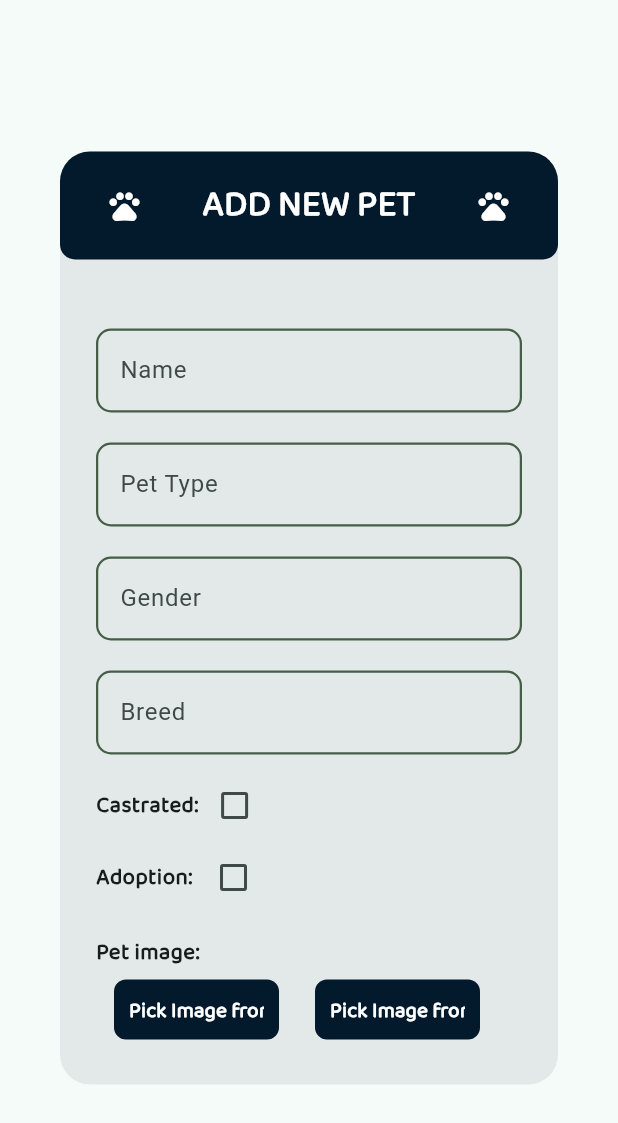
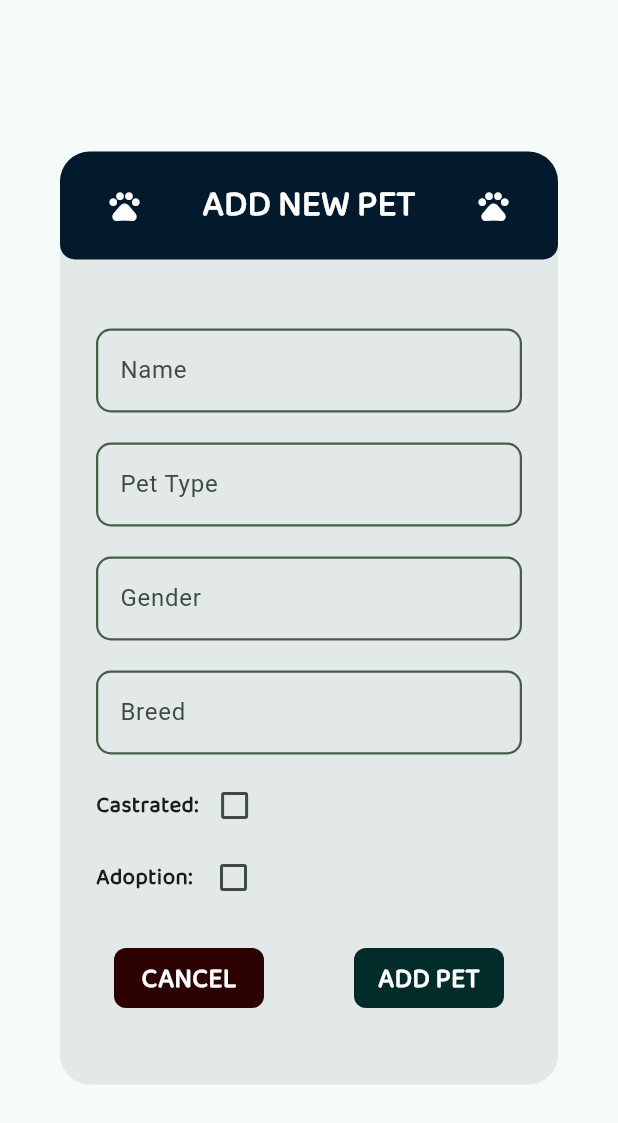
Before and after one commit to diegoarteagaITB/petlink-temp, a Flutter app: the AddPetWidget widget shown alone on an empty page, opened directly with empty values, on a phone screen of 412 x 824 dp. Shown: the top 1123 px of the screen. Run offline on Flutter 3.47's test engine with Material 2 defaults, Android fonts, the phone set to English and light mode, and no system bars; drawn by our look-alikes of text_scroll; our stand-ins replace cached_network_image, gradient_widgets, image_picker; missing offline and left inert: dni_nie_validator, fluid_bottom_nav_bar, postgres; network calls fail.

Commit message:
Fix errros with images (not developed)

```diff
--- a/lib/api/api_variable.dart
+++ b/lib/api/api_variable.dart
@@ -1,3 +1,3 @@
 class ApiVariable {
-  final String ipAddress = "http://172.30.3.180:8080";
+  final String ipAddress = "http://172.30.2.186:8080";
 }
--- a/lib/app_pages/user_home_page.dart
+++ b/lib/app_pages/user_home_page.dart
@@ -216,19 +216,19 @@ class _UserHomePageState extends State<UserHomePage> {
                       padding: const EdgeInsets.all(12),
                       decoration: BoxDecoration(
                         borderRadius: BorderRadius.circular(10),
-                        color: Color.fromARGB(255, 219, 30, 87),
+                        color: Color.fromARGB(255, 219, 206, 30),
                       ),
                       child: const Column(
                         mainAxisAlignment: MainAxisAlignment.center,
                         crossAxisAlignment: CrossAxisAlignment.center,
                         children: [
                           Icon(
-                            Icons.code,
+                            Icons.question_answer,
                             size: 45,
                             color: Colors.white,
                           ),
                           Text(
-                            "developing...",
+                            "Requests",
                             style: TextStyle(
                               fontSize: 18,
                               fontWeight: FontWeight.bold,
--- a/lib/app_pages/widgets/dialog_add_pet.dart
+++ b/lib/app_pages/widgets/dialog_add_pet.dart
@@ -172,6 +172,7 @@ class _AddPetWidgetState extends State<AddPetWidget> {
               const SizedBox(
                 height: 15,
               ),
+              /*
               const Text(
                 "Pet image: ",
                 style: TextStyle(
@@ -258,7 +259,7 @@ class _AddPetWidgetState extends State<AddPetWidget> {
                       border: Border.all(
                           color: const Color.fromARGB(255, 3, 25, 44))),
                 ),
-              ),
+              ),*/
               Row(
                 crossAxisAlignment: CrossAxisAlignment.center,
                 mainAxisAlignment: MainAxisAlignment.spaceBetween,
@@ -301,9 +302,7 @@ class _AddPetWidgetState extends State<AddPetWidget> {
                         breed: textControllers[3].text,
                         castrated: castratedValue,
                         medHistId: "",
-                        imgId: image != null
-                            ? FileImage(image!).file.path.toString()
-                            : "assets/images/images_preview.png",
+                        imgId: "assets/images/images_preview.png",
                       );
                       final connection = await PetService().postPet(pet);
                       debugPrint(connection.toString());
```
Also changed, not shown: lib/app_pages/pets_page_main.dart (+9 -4 lines).
